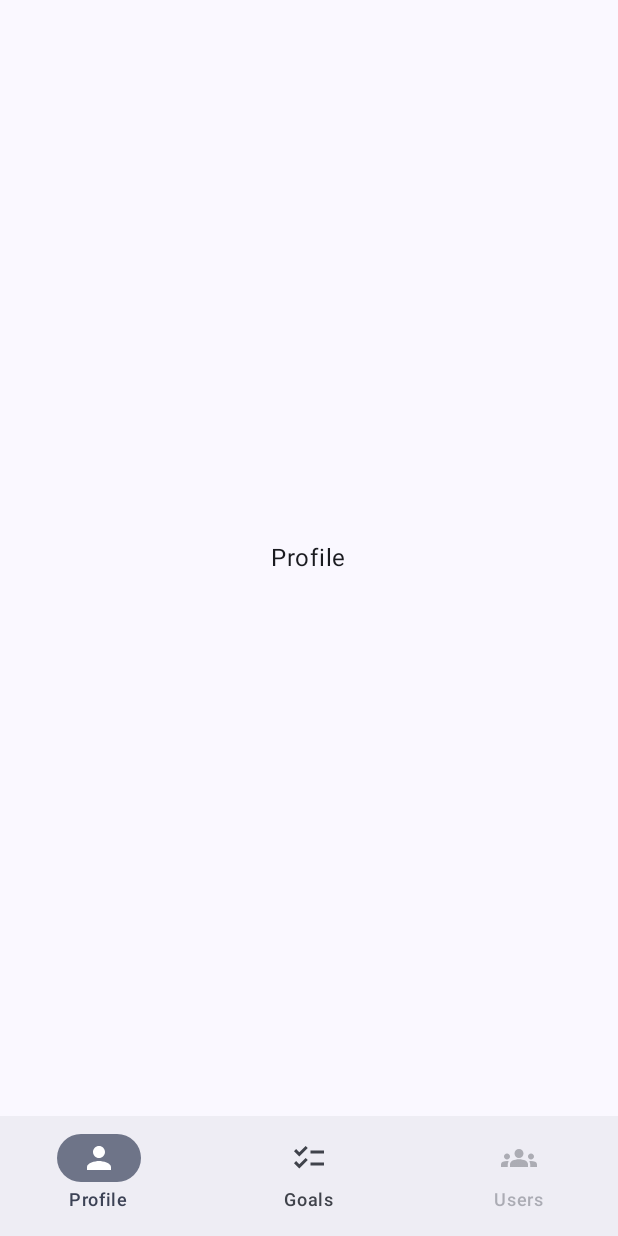
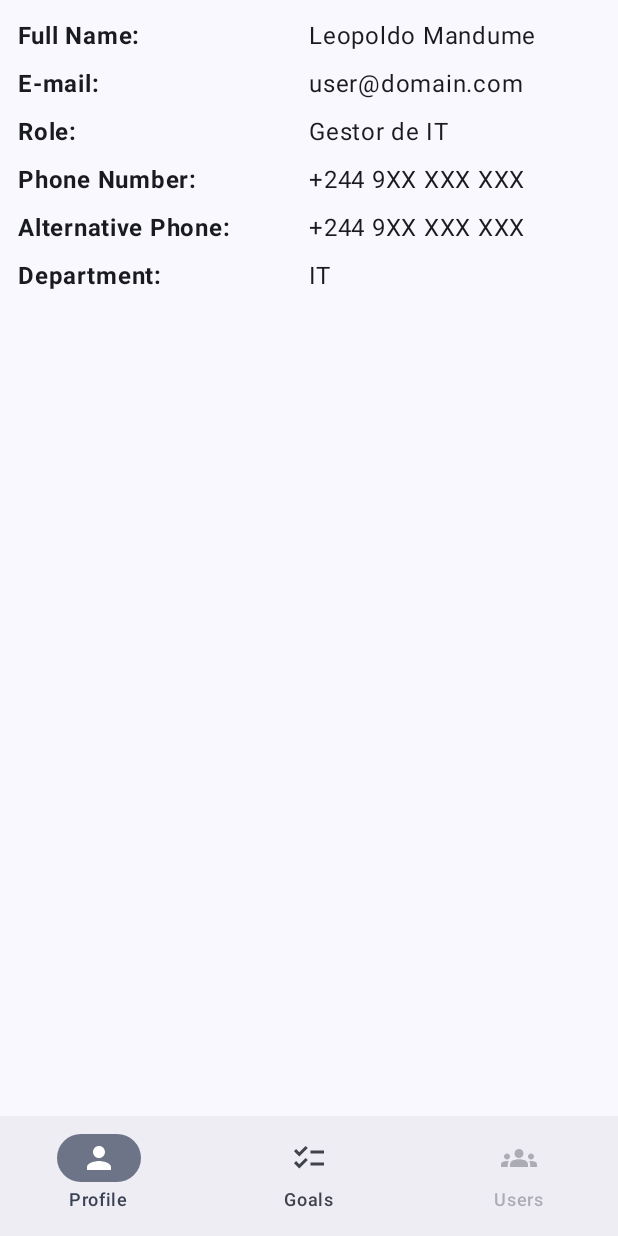
Before and after one commit to Tesla-J/performance-review-app, an Android app built with Jetpack Compose: the @Preview function MenuPreview, on a phone screen of 412 x 824 dp. Run offline under Robolectric (Android 15) with nearby library versions, the phone set to English and light mode, and no system bars.

Commit message:
user profile screen done

```diff
--- a/app/src/main/java/dev/rmarcos/performancereviewapp/MenuActivity.kt
+++ b/app/src/main/java/dev/rmarcos/performancereviewapp/MenuActivity.kt
@@ -8,6 +8,7 @@ import androidx.activity.enableEdgeToEdge
 import androidx.compose.foundation.background
 import androidx.compose.foundation.layout.Arrangement
 import androidx.compose.foundation.layout.Column
+import androidx.compose.foundation.layout.Row
 import androidx.compose.foundation.layout.Spacer
 import androidx.compose.foundation.layout.fillMaxSize
 import androidx.compose.foundation.layout.padding
@@ -28,9 +29,12 @@ import androidx.compose.ui.Alignment
 import androidx.compose.ui.Modifier
 import androidx.compose.ui.graphics.Color
 import androidx.compose.ui.graphics.painter.Painter
+import androidx.compose.ui.layout.ModifierLocalBeyondBoundsLayout
 import androidx.compose.ui.platform.LocalContext
 import androidx.compose.ui.res.painterResource
 import androidx.compose.ui.res.stringResource
+import androidx.compose.ui.text.font.FontWeight
+import androidx.compose.ui.text.style.TextDecoration
 import androidx.compose.ui.tooling.preview.Preview
 import androidx.compose.ui.unit.dp
 import androidx.navigation.NavController
@@ -214,21 +218,52 @@ fun BottomNavigationBar(modifier: Modifier = Modifier, user: User) {
 }
 
 @Composable
+fun ProfileField(key: String, value: String){
+    Row (
+        modifier = Modifier
+            .padding(4.dp)
+    ){
+        Text(
+            modifier = Modifier.weight(1f),
+            text = key,
+            fontWeight = FontWeight.Bold
+        )
+        Text(
+            modifier = Modifier.weight(1f),
+            text = value
+        )
+    }
+}
+
+@Composable
 fun Profile(
     modifier: Modifier = Modifier,
     user:User,
     navController: NavController
 ){
+    val profile = user.profile
     Column (
         modifier = modifier
-            .fillMaxSize(),
-        verticalArrangement = Arrangement.Center,
-        horizontalAlignment = Alignment.CenterHorizontally
+            .fillMaxSize()
+            .padding(8.dp),
     ) {
-        Text(
-            text = "Profile"
-        )
+        ProfileField(stringResource(R.string.profile_name), profile.name)
+        ProfileField(stringResource(R.string.profile_email), user.email)
+        ProfileField(stringResource(R.string.profile_role), profile.role)
+        ProfileField(stringResource(R.string.profile_phone), profile.phone)
+        ProfileField(stringResource(R.string.profile_alt_phone), profile.altPhone)
+        ProfileField(stringResource(R.string.profile_department_name), profile.department.name)
     }
+}
+
+@Preview(group = "profile_preview", showSystemUi = true)
+@Composable
+fun ProfilePreview()
+{
+    Profile(
+        user = mockObject.users().get(0),
+        navController = rememberNavController()
+    )
 }
 
 @Composable
--- a/app/src/main/res/values/strings.xml
+++ b/app/src/main/res/values/strings.xml
@@ -4,4 +4,11 @@
     <string name="profile_label">Profile</string>
     <string name="goals_label">Goals</string>
     <string name="users_label">Users</string>
+    <string name="profile_id">ID:</string>
+    <string name="profile_name">Full Name:</string>
+    <string name="profile_phone">Phone Number:</string>
+    <string name="profile_alt_phone">Alternative Phone:</string>
+    <string name="profile_role">Role:</string>
+    <string name="profile_department_name">Department:</string>
+    <string name="profile_email">E-mail:</string>
 </resources>
```
